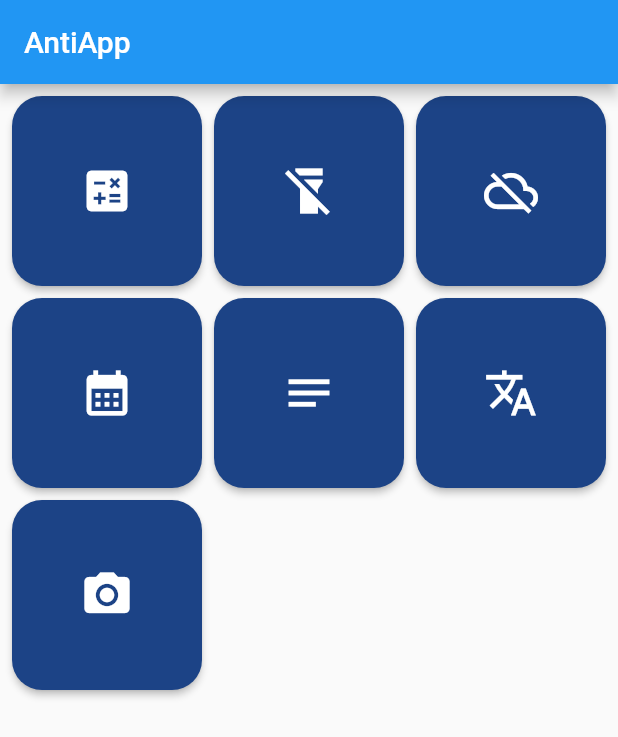
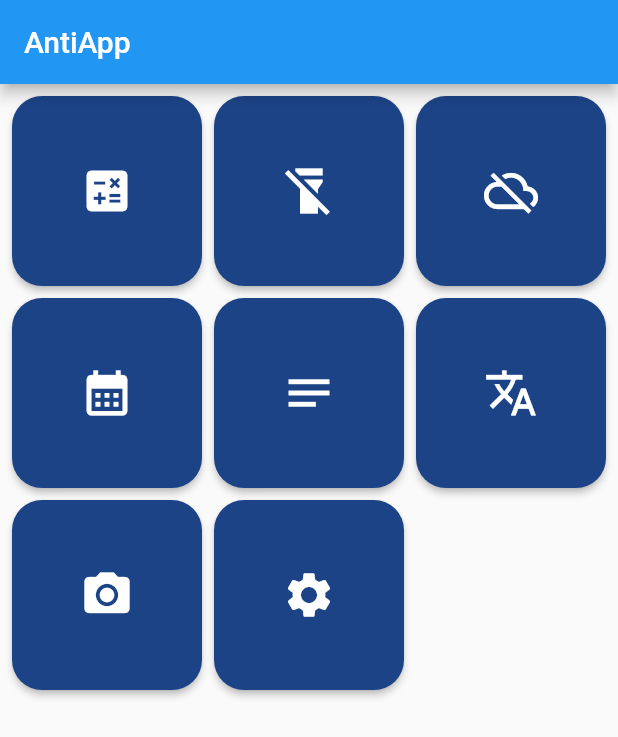
Before and after one commit to AzazKamaz/antiapp, a Flutter app: the screen it shows after launch, on a phone screen of 412 x 824 dp. Shown: the top 737 px of the screen. Run offline on Flutter 3.47's test engine with Material 2 defaults, Android fonts, the phone set to English and light mode, and no system bars; our stand-ins replace audioplayers, camera, cloud_firestore, device_info_plus, dio, easy_localization and 4 more; missing offline and left inert: flutter_tex, photo_manager; accounts and stored records are empty.

Commit message:
Refactor design

```diff
--- a/lib/main.dart
+++ b/lib/main.dart
@@ -2,21 +2,23 @@ import 'dart:async';
 import 'dart:math';
 
 import 'package:antiapp/notes/notes_screen.dart';
+import 'package:antiapp/settings.dart';
 import 'package:antiapp/text_inverter.dart';
 import 'package:antiapp/weather/weather.dart';
 import 'package:audioplayers/audioplayers.dart';
 import 'package:camera/camera.dart';
+// delete if not needed
+import 'package:easy_localization/easy_localization.dart';
 import 'package:firebase_core/firebase_core.dart';
 import 'package:flutter/material.dart';
 import 'package:flutter/services.dart';
-import 'package:flutter_localizations/flutter_localizations.dart'; // delete if not needed
-import 'package:easy_localization/easy_localization.dart';
-import './translations/codegen_loader.g.dart';
-import './translations/locale_keys.g.dart';
+import 'package:theme_provider/theme_provider.dart';
 
 import '/calendar.dart';
 import '/camera.dart';
 import '/flashlight.dart';
+import './translations/codegen_loader.g.dart';
+import './translations/locale_keys.g.dart';
 import 'calculator.dart';
 
 void main() async {
@@ -30,10 +32,9 @@ void main() async {
   runApp(
     EasyLocalization(
         supportedLocales: const [Locale('en'), Locale('ru')],
-        path:
-            'assets/translations',
+        path: 'assets/translations',
         fallbackLocale: const Locale('en'),
-        assetLoader: CodegenLoader(),
+        assetLoader: const CodegenLoader(),
         child: const AntiApp()),
   );
 }
@@ -42,6 +43,7 @@ class AntiApp extends StatelessWidget {
   const AntiApp({Key? key}) : super(key: key);
 
   static ThemeData theme = ThemeData(
+    splashFactory: InkRipple.splashFactory,
     elevatedButtonTheme: ElevatedButtonThemeData(
         style: ElevatedButton.styleFrom(
       shape: RoundedRectangleBorder(borderRadius: BorderRadius.circular(20)),
@@ -50,18 +52,39 @@ class AntiApp extends StatelessWidget {
 
   @override
   Widget build(BuildContext context) {
-    return MaterialApp(
-      localizationsDelegates: context.localizationDelegates,
-      supportedLocales: context.supportedLocales,
-      locale: context.locale,
-      debugShowCheckedModeBanner: false,
-      title: LocaleKeys.antiapp.tr(),
-      theme: theme.copyWith(brightness: Brightness.light),
-      darkTheme: theme.copyWith(
-        brightness: Brightness.dark,
+    return ThemeProvider(
+      themes: [
+        AppTheme(
+          id: 'light',
+          data: theme,
+          description: 'light theme',
+        ),
+        AppTheme(
+          id: 'dark',
+          data: ThemeData.dark().copyWith(
+            splashFactory: InkRipple.splashFactory,
+            elevatedButtonTheme: ElevatedButtonThemeData(
+                style: ElevatedButton.styleFrom(
+              shape: RoundedRectangleBorder(
+                  borderRadius: BorderRadius.circular(20)),
+            )),
+          ),
+          description: 'dark theme',
+        ),
+      ],
+      child: ThemeConsumer(
+        child: Builder(
+          builder: (themeContext) => MaterialApp(
+            localizationsDelegates: context.localizationDelegates,
+            supportedLocales: context.supportedLocales,
+            locale: context.locale,
+            debugShowCheckedModeBanner: false,
+            title: LocaleKeys.antiapp.tr(),
+            theme: ThemeProvider.themeOf(themeContext).data,
+            home: const AppListPage(),
+          ),
+        ),
       ),
-      themeMode: ThemeMode.system,
-      home: const AppListPage(),
     );
   }
 }
@@ -152,13 +175,23 @@ class _AppListPageState extends State<AppListPage> {
                     camera: cams.first,
                   )));
         } else {
-          ScaffoldMessenger.of(context)
-              .showSnackBar(SnackBar(content: Text(LocaleKeys.no_camera_found.tr(),)));
+          ScaffoldMessenger.of(context).showSnackBar(SnackBar(
+              content: Text(
+            LocaleKeys.no_camera_found.tr(),
+          )));
         }
+      },
+      const Icon(Icons.settings, size: iconSize): () {
+        Navigator.of(context).push(
+          MaterialPageRoute(builder: (context) => SettingsScreen()),
+        );
       },
     };
     return Scaffold(
-        appBar: AppBar(title: Text(LocaleKeys.antiapp.tr(),)),
+        appBar: AppBar(
+            title: Text(
+          LocaleKeys.antiapp.tr(),
+        )),
         body: Padding(
           padding: const EdgeInsets.all(8.0),
           child: GridView.builder(
--- a/pubspec.yaml
+++ b/pubspec.yaml
@@ -48,6 +48,7 @@ dependencies:
   flutter_bloc: ^8.0.1
   device_info_plus: ^3.2.3
   audioplayers: ^0.20.1
+  theme_provider: ^0.5.0
 
 
 dev_dependencies:
```
Also changed, not shown: lib/calendar.dart (+20 -8 lines), lib/camera.dart (+20 -7 lines), lib/settings.dart (added, +108 -0 lines), lib/settings_animation.dart (added, +45 -0 lines), lib/text_inverter.dart (+25 -10 lines), lib/custom_ink_well.dart (added), pubspec.lock, 1 other file.
